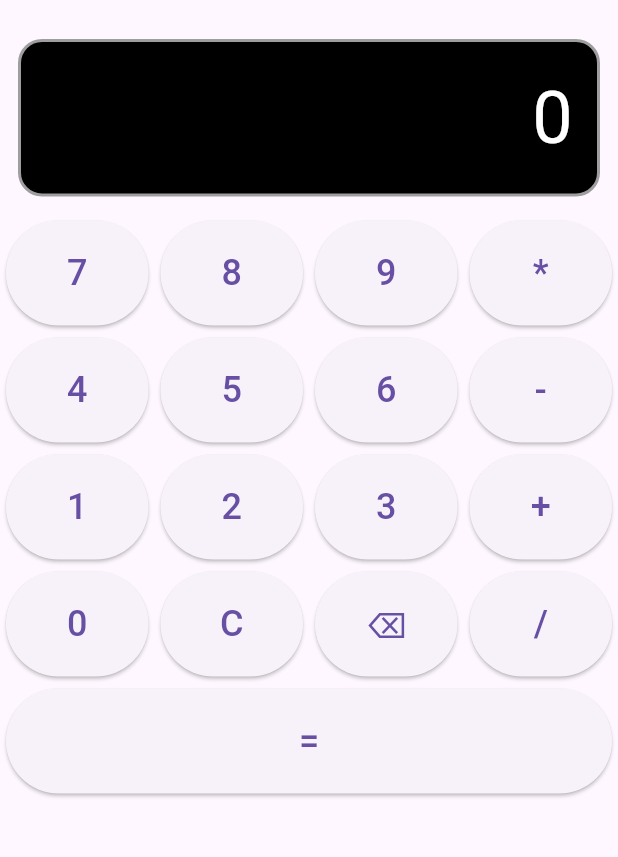
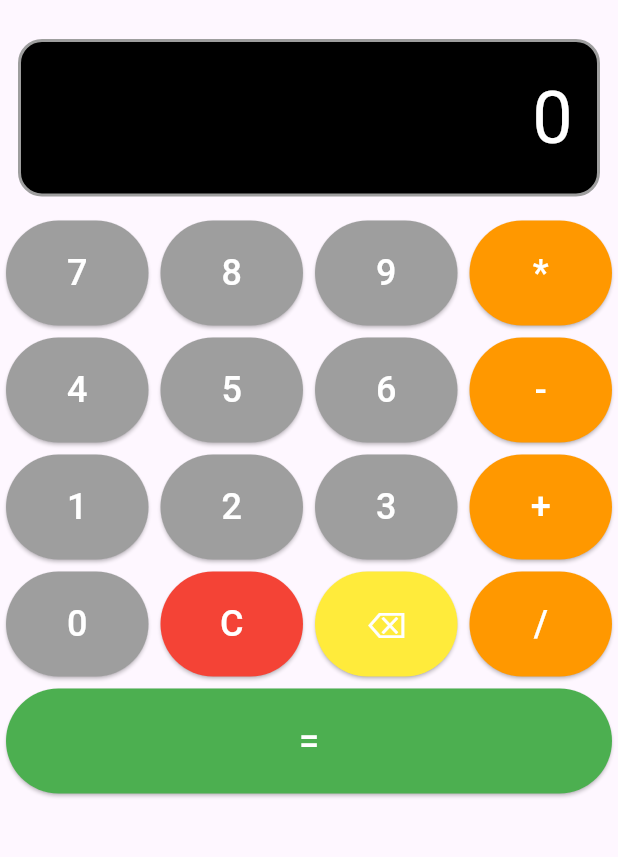
Before and after one commit to GZaguini/Projetos, a Flutter app: the screen it shows after launch, on a phone screen of 412 x 824 dp, the part 63-920 px from its top. Run offline on Flutter 3.47's test engine with Material 3 defaults, Android fonts, the phone set to English and light mode, and no system bars.

Commit message:
Adicionando Cores nos Botoes

```diff
--- a/calculadora/lib/botao.dart
+++ b/calculadora/lib/botao.dart
@@ -12,19 +12,33 @@ class Botao extends StatelessWidget {
 
   @override
   Widget build(BuildContext context) {
+    Color cor = Colors.grey;
+    if(texto == '+'|| texto == '-' || texto == '*' || texto == '/'){
+          cor = Colors.orange;
+        }else if(texto == 'C'){
+          cor = Colors.red;
+        }else if(texto == '='){
+          cor = Colors.green;
+        }else if(texto == '⌫'){
+          cor = Colors.yellow;
+        }else{
+          cor = Colors.grey;
+        }
     return Expanded(
       child: Padding(
         padding: const EdgeInsets.all(4),
         child: ElevatedButton(
           onPressed: onPressed,
           style: ElevatedButton.styleFrom(
+            backgroundColor: cor,
             minimumSize: const Size(0, 70),
           ),
           child: Text(
             texto,
-            style: const TextStyle(fontSize: 24),
+            style: const TextStyle(fontSize: 24 ,color: Colors.white),
           ),
         ),
+
       ),
     );
   }
```
